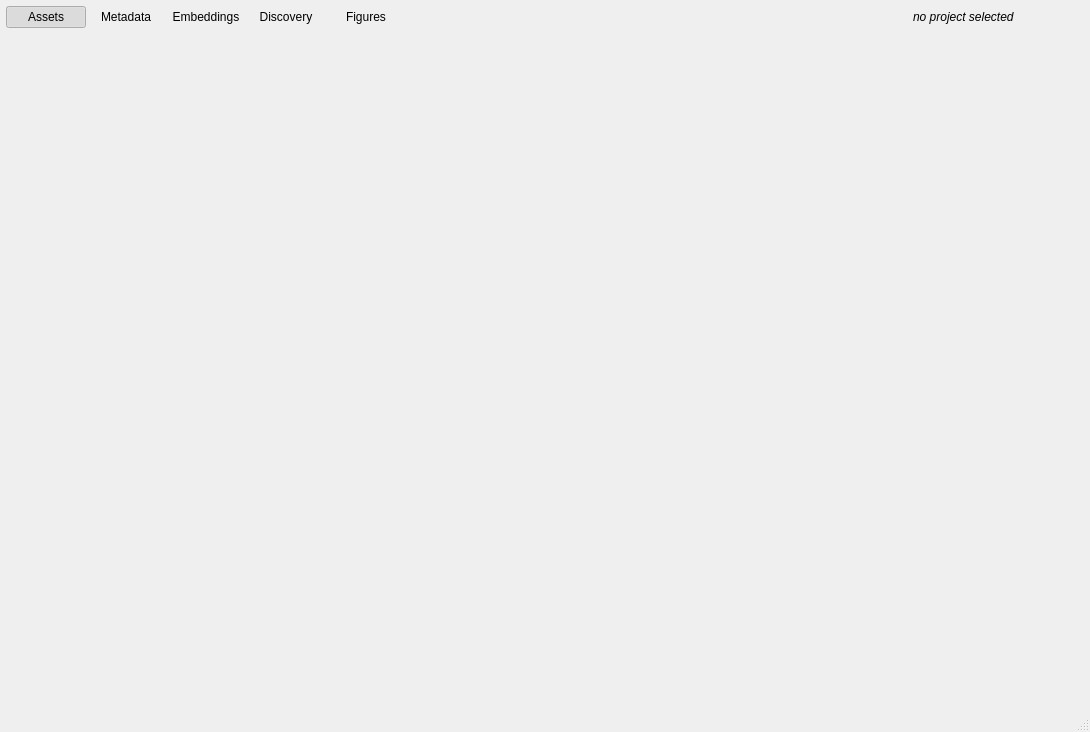
The window that src/MainWindow/ui/main_window.ui (eidora-desktop/EIDORA) describes before a commit, drawn with Qt 5.
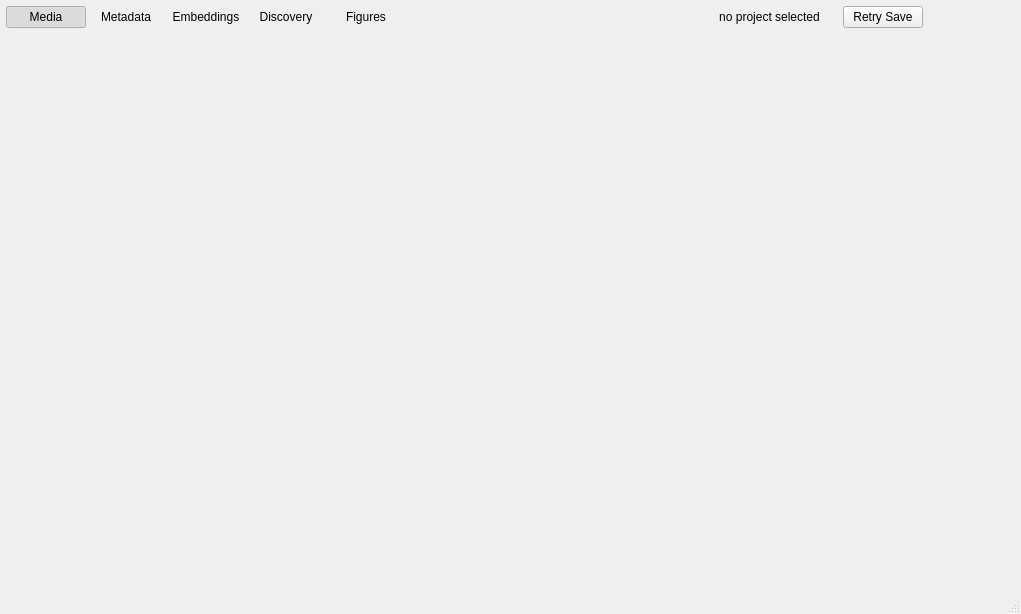
The same window after the commit. Icons and pictures are not drawn.

What changed in the file:
```diff
--- a/src/MainWindow/ui/main_window.ui
+++ b/src/MainWindow/ui/main_window.ui
@@ -6,8 +6,8 @@
    <rect>
     <x>0</x>
     <y>0</y>
-    <width>1090</width>
-    <height>732</height>
+    <width>1021</width>
+    <height>614</height>
    </rect>
   </property>
   <property name="windowTitle">
@@ -36,12 +36,12 @@
     <item>
      <widget class="QWidget" name="panel_main_navigation" native="true">
       <property name="sizePolicy">
-       <sizepolicy hsizetype="Minimum" vsizetype="Minimum">
+       <sizepolicy hsizetype="Preferred" vsizetype="Minimum">
         <horstretch>0</horstretch>
         <verstretch>0</verstretch>
        </sizepolicy>
       </property>
-      <layout class="QHBoxLayout" name="layout_horizontal_layout_2">
+      <layout class="QHBoxLayout" name="layout_horizontal_layout_2" stretch="0,0,0,0,0,0,0">
        <property name="spacing">
         <number>0</number>
        </property>
@@ -60,7 +60,7 @@
        <item>
         <widget class="QPushButton" name="button_assets_area">
          <property name="text">
-          <string>Assets</string>
+          <string>Media</string>
          </property>
          <property name="icon">
           <iconset>
@@ -208,45 +208,153 @@
          </attribute>
         </widget>
        </item>
-       <item>
-        <spacer name="horizontalSpacer">
-         <property name="orientation">
-          <enum>Qt::Orientation::Horizontal</enum>
-         </property>
-         <property name="sizeHint" stdset="0">
-          <size>
-           <width>40</width>
-           <height>20</height>
-          </size>
-         </property>
-        </spacer>
-       </item>
        <item>
         <widget class="QWidget" name="widget" native="true">
-         <layout class="QHBoxLayout" name="horizontalLayout">
+         <property name="sizePolicy">
+          <sizepolicy hsizetype="Expanding" vsizetype="Preferred">
+           <horstretch>0</horstretch>
+           <verstretch>0</verstretch>
+          </sizepolicy>
+         </property>
+         <layout class="QHBoxLayout" name="horizontalLayout_2">
           <property name="spacing">
            <number>0</number>
           </property>
           <property name="leftMargin">
-           <number>6</number>
+           <number>0</number>
           </property>
           <property name="topMargin">
            <number>0</number>
           </property>
           <property name="rightMargin">
-           <number>6</number>
+           <number>0</number>
           </property>
           <property name="bottomMargin">
            <number>0</number>
           </property>
           <item>
-           <widget class="QLabel" name="project_label">
+           <widget class="QWidget" name="strecher_left" native="true">
+            <property name="sizePolicy">
+             <sizepolicy hsizetype="Expanding" vsizetype="Preferred">
+              <horstretch>6</horstretch>
+              <verstretch>0</verstretch>
+             </sizepolicy>
+            </property>
+            <layout class="QHBoxLayout" name="horizontalLayout">
+             <property name="spacing">
+              <number>0</number>
+             </property>
+             <property name="leftMargin">
+              <number>6</number>
+             </property>
+             <property name="topMargin">
+              <number>0</number>
+             </property>
+             <property name="rightMargin">
+              <number>0</number>
+             </property>
+             <property name="bottomMargin">
+              <number>0</number>
+             </property>
+             <item>
+              <spacer name="horizontalSpacer">
+               <property name="orientation">
+                <enum>Qt::Orientation::Horizontal</enum>
+               </property>
+               <property name="sizeType">
+                <enum>QSizePolicy::Policy::Expanding</enum>
+               </property>
+               <property name="sizeHint" stdset="0">
+                <size>
+                 <width>40</width>
+                 <height>20</height>
+                </size>
+               </property>
+              </spacer>
+             </item>
+            </layout>
+           </widget>
+          </item>
+          <item>
+           <widget class="QPushButton" name="project_label">
+            <property name="sizePolicy">
+             <sizepolicy hsizetype="Preferred" vsizetype="Minimum">
+              <horstretch>0</horstretch>
+              <verstretch>0</verstretch>
+             </sizepolicy>
+            </property>
+            <property name="minimumSize">
+             <size>
+              <width>120</width>
+              <height>0</height>
+             </size>
+            </property>
+            <property name="focusPolicy">
+             <enum>Qt::FocusPolicy::StrongFocus</enum>
+            </property>
             <property name="styleSheet">
-             <string notr="true">font-style: italic</string>
+             <string notr="true">QPushButton#project_label { padding-right: 22px; }
+QPushButton#project_label::menu-indicator { width: 6px; height: 4px; subcontrol-position: right center; right: 5px; }</string>
             </property>
             <property name="text">
              <string>no project selected</string>
             </property>
+            <property name="iconSize">
+             <size>
+              <width>22</width>
+              <height>22</height>
+             </size>
+            </property>
+            <property name="flat">
+             <bool>true</bool>
+            </property>
+           </widget>
+          </item>
+          <item>
+           <widget class="QPushButton" name="button_retry_project_save">
+            <property name="text">
+             <string>Retry Save</string>
+            </property>
+           </widget>
+          </item>
+          <item>
+           <widget class="QWidget" name="strecher_right" native="true">
+            <property name="sizePolicy">
+             <sizepolicy hsizetype="Expanding" vsizetype="Preferred">
+              <horstretch>1</horstretch>
+              <verstretch>0</verstretch>
+             </sizepolicy>
+            </property>
+            <layout class="QHBoxLayout" name="horizontalLayout_3">
+             <property name="spacing">
+              <number>0</number>
+             </property>
+             <property name="leftMargin">
+              <number>0</number>
+             </property>
+             <property name="topMargin">
+              <number>0</number>
+             </property>
+             <property name="rightMargin">
+              <number>6</number>
+             </property>
+             <property name="bottomMargin">
+              <number>0</number>
+             </property>
+             <item>
+              <spacer name="horizontalSpacer_2">
+               <property name="orientation">
+                <enum>Qt::Orientation::Horizontal</enum>
+               </property>
+               <property name="sizeHint" stdset="0">
+                <size>
+                 <width>40</width>
+                 <height>20</height>
+                </size>
+               </property>
+              </spacer>
+             </item>
+            </layout>
            </widget>
           </item>
          </layout>
@@ -255,7 +363,7 @@
        <item>
         <widget class="QPushButton" name="button_project">
          <property name="sizePolicy">
-          <sizepolicy hsizetype="Minimum" vsizetype="Fixed">
+          <sizepolicy hsizetype="Preferred" vsizetype="Minimum">
            <horstretch>0</horstretch>
            <verstretch>0</verstretch>
           </sizepolicy>
@@ -268,8 +376,8 @@
          </property>
          <property name="maximumSize">
           <size>
-           <width>32</width>
-           <height>32</height>
+           <width>16777215</width>
+           <height>16777215</height>
           </size>
          </property>
          <property name="toolTip">
@@ -290,65 +398,15 @@
          </property>
          <property name="iconSize">
           <size>
-           <width>22</width>
-           <height>22</height>
+           <width>90</width>
+           <height>16</height>
           </size>
          </property>
          <property name="flat">
           <bool>true</bool>
          </property>
          <property name="iconName" stdset="0">
-          <string>project_open</string>
-         </property>
-        </widget>
-       </item>
-       <item>
-        <widget class="QPushButton" name="button_help">
-         <property name="sizePolicy">
-          <sizepolicy hsizetype="Minimum" vsizetype="Fixed">
-           <horstretch>0</horstretch>
-           <verstretch>0</verstretch>
-          </sizepolicy>
-         </property>
-         <property name="minimumSize">
-          <size>
-           <width>0</width>
-           <height>0</height>
-          </size>
-         </property>
-         <property name="maximumSize">
-          <size>
-           <width>32</width>
-           <height>32</height>
-          </size>
-         </property>
-         <property name="toolTip">
-          <string>Help</string>
-         </property>
-         <property name="accessibleName">
-          <string>Help</string>
-         </property>
-         <property name="styleSheet">
-          <string notr="true">QPushButton#button_help::menu-indicator { image: none; width: 0px; height: 0px; }</string>
-         </property>
-         <property name="text">
-          <string/>
-         </property>
-         <property name="icon">
-          <iconset>
-           <normaloff>../../shared/icons/material/help.svg</normaloff>../../shared/icons/material/help.svg</iconset>
-         </property>
-         <property name="iconSize">
-          <size>
-           <width>22</width>
-           <height>22</height>
-          </size>
-         </property>
-         <property name="flat">
-          <bool>true</bool>
-         </property>
-         <property name="iconName" stdset="0">
-          <string>help</string>
+          <string>eidora_wordmark</string>
          </property>
         </widget>
        </item>
```
Left out of the diff: 19 changed lines with no effect on the pictures.
